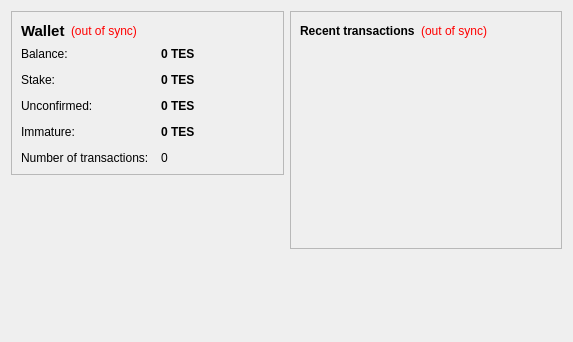
Teslacoin-project/teslacoin, file src/qt/forms/overviewpage.ui: the form before one commit.
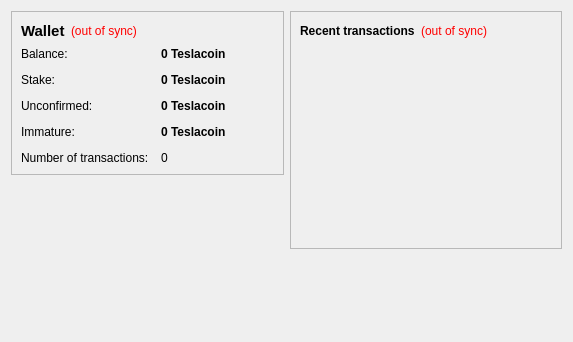
The form after the commit.

The edit to the form file:
```diff
--- a/src/qt/forms/overviewpage.ui
+++ b/src/qt/forms/overviewpage.ui
@@ -105,7 +105,7 @@
              <string>Your current balance</string>
             </property>
             <property name="text">
-             <string notr="true">0 TES</string>
+             <string notr="true">0 Teslacoin</string>
             </property>
             <property name="textInteractionFlags">
              <set>Qt::LinksAccessibleByMouse|Qt::TextSelectableByKeyboard|Qt::TextSelectableByMouse</set>
@@ -134,7 +134,7 @@
              <string>Total of coins that was staked, and do not yet count toward the current balance</string>
             </property>
             <property name="text">
-             <string notr="true">0 TES</string>
+             <string notr="true">0 Teslacoin</string>
             </property>
             <property name="textInteractionFlags">
              <set>Qt::LinksAccessibleByMouse|Qt::TextSelectableByKeyboard|Qt::TextSelectableByMouse</set>
@@ -163,7 +163,7 @@
              <string>Total of transactions that have yet to be confirmed, and do not yet count toward the current balance</string>
             </property>
             <property name="text">
-             <string notr="true">0 TES</string>
+             <string notr="true">0 Teslacoin</string>
             </property>
             <property name="textInteractionFlags">
              <set>Qt::LinksAccessibleByMouse|Qt::TextSelectableByKeyboard|Qt::TextSelectableByMouse</set>
@@ -189,7 +189,7 @@
              <string>Mined balance that has not yet matured</string>
             </property>
             <property name="text">
-             <string notr="true">0 TES</string>
+             <string notr="true">0 Teslacoin</string>
             </property>
             <property name="textInteractionFlags">
              <set>Qt::LinksAccessibleByMouse|Qt::TextSelectableByKeyboard|Qt::TextSelectableByMouse</set>
```
